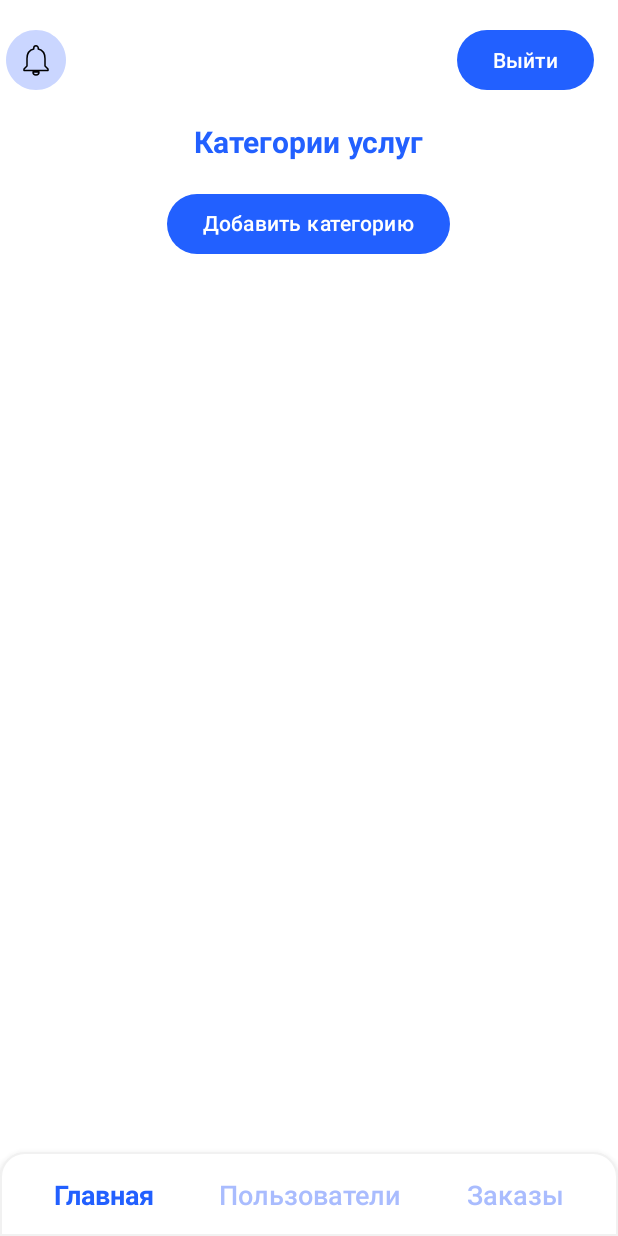
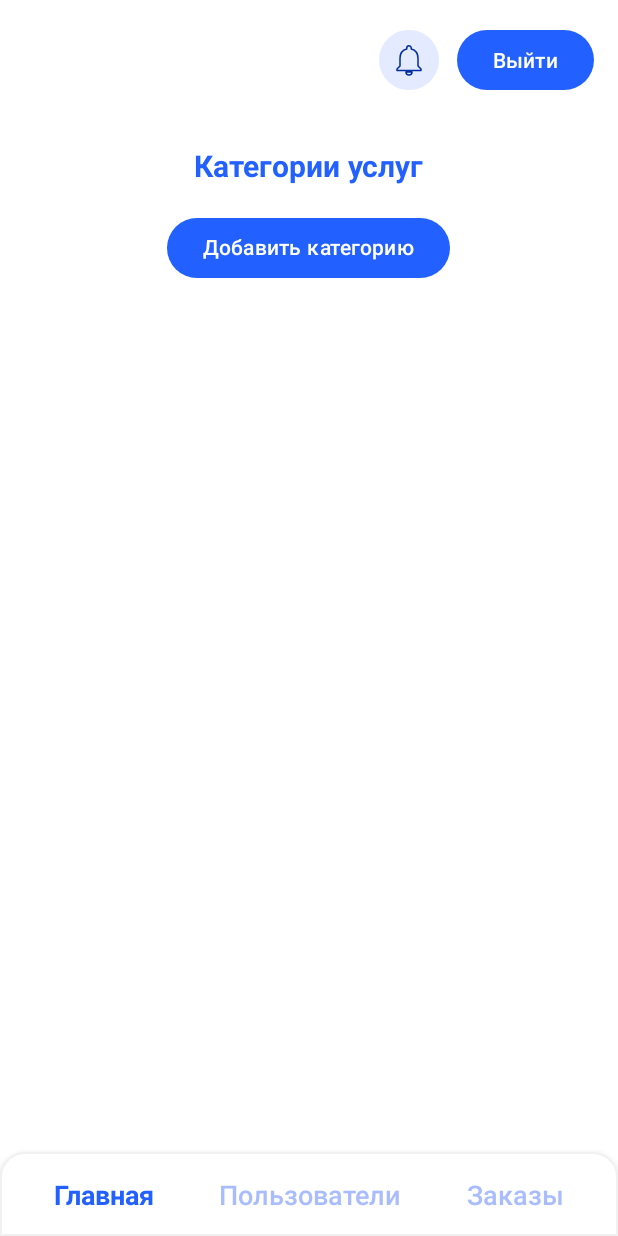
Before and after one commit to cherrra/Application, an Android app: the HomeAdminActivity screen opened directly, with no data from a screen before it, on a phone screen of 412 x 824 dp. Run offline under Robolectric (Android 15) with nearby library versions, the phone set to English and light mode, and no system bars; 3 statements that could not run were skipped.

Commit message:
upd: home ui

```diff
--- a/app/src/main/res/drawable/ic_notification.xml
+++ b/app/src/main/res/drawable/ic_notification.xml
@@ -6,7 +6,7 @@
 
     <!-- Круглый фон -->
     <path
-        android:fillColor="#CAD6FF"
+        android:fillColor="#80CAD6FF"
         android:pathData="M24,4C12.96,4 4,12.96 4,24s8.96,20 20,20 20,-8.96 20,-20S35.04,4 24,4z"/>
 
     <!-- Контур колокольчика -->
@@ -15,7 +15,7 @@
         android:translateY="12">
         <path
             android:fillColor="#00000000"
-            android:strokeColor="#000000"
+            android:strokeColor="@color/dark_blue"
             android:strokeWidth="1"
             android:strokeLineCap="round"
             android:strokeLineJoin="round"
--- a/app/src/main/res/drawable/rounded_title_background_left.xml
+++ b/app/src/main/res/drawable/rounded_title_background_left.xml
@@ -7,8 +7,6 @@
         android:bottomRightRadius="16dp"
         android:topLeftRadius="0dp"
         android:bottomLeftRadius="0dp"/>
-    <solid android:color="#60E4EAFF" />
-    <stroke
-        android:width="1dp"
-        android:color="#CAD6FF" />
+    <solid android:color="#E4EAFF" />
+
 </shape>
--- a/app/src/main/res/drawable/rounded_title_background_right.xml
+++ b/app/src/main/res/drawable/rounded_title_background_right.xml
@@ -5,8 +5,6 @@
     <corners
         android:topLeftRadius="16dp"
         android:bottomLeftRadius="16dp"/>
-    <solid android:color="#60E4EAFF" />
-    <stroke
-        android:width="1dp"
-        android:color="#CAD6FF" />
+    <solid android:color="#E4EAFF" />
+
 </shape>
--- a/app/src/main/res/layout/activity_home_admin.xml
+++ b/app/src/main/res/layout/activity_home_admin.xml
@@ -5,39 +5,58 @@
     android:layout_height="match_parent"
     android:background="#FFFFFF">
 
-    <!-- Логотип -->
+    <!-- Верхняя панель с логотипом, уведомлениями и выходом -->
+    <LinearLayout
+        android:id="@+id/topBar"
+        android:layout_width="match_parent"
+        android:layout_height="wrap_content"
+        android:orientation="horizontal"
+        android:layout_marginTop="16dp"
+        android:layout_marginStart="16dp"
+        android:layout_marginEnd="16dp"
+        android:gravity="center_vertical"
+        android:layout_alignParentTop="true">
+
+        <View
+            android:layout_width="0dp"
+            android:layout_height="1dp"
+            android:layout_weight="1" />
+
+        <!-- Кнопка уведомлений -->
         <ImageButton
             android:id="@+id/notificationButton"
             android:layout_width="48dp"
             android:layout_height="48dp"
-        android:layout_alignParentTop="true"
-        android:layout_marginTop="16dp"
             android:background="@android:color/transparent"
             android:src="@drawable/ic_notification"
             android:contentDescription="Уведомления" />
+
+        <!-- Отступ между кнопками -->
+        <Space
+            android:layout_width="8dp"
+            android:layout_height="1dp" />
 
         <!-- Кнопка выхода -->
         <Button
             android:id="@+id/logoutButton"
             android:layout_width="wrap_content"
             android:layout_height="wrap_content"
-        android:layout_alignParentTop="true"
-        android:layout_alignParentEnd="true"
-        android:layout_marginTop="16dp"
-        android:layout_marginEnd="16dp"
             android:text="Выйти"
             android:fontFamily="@font/nunitosans_semibold"
             android:textColor="#FFFFFF"
             app:backgroundTint="#2260FF"
             app:cornerRadius="24dp" />
+    </LinearLayout>
+
 
     <!-- Заголовок "Категории услуг" -->
     <TextView
         android:id="@+id/categoriesTextView"
         android:layout_width="wrap_content"
         android:layout_height="wrap_content"
+        android:layout_below="@id/topBar"
         android:layout_centerHorizontal="true"
-        android:layout_marginTop="80dp"
+        android:layout_marginTop="32dp"
         android:text="Категории услуг"
         android:textColor="#2260FF"
         android:textSize="20sp"
```
Also changed, not shown: app/src/main/res/layout/activity_home.xml (+15 -14 lines), app/src/main/res/drawable/logo.png. Lines whose indentation alone changed are shown as unchanged.
